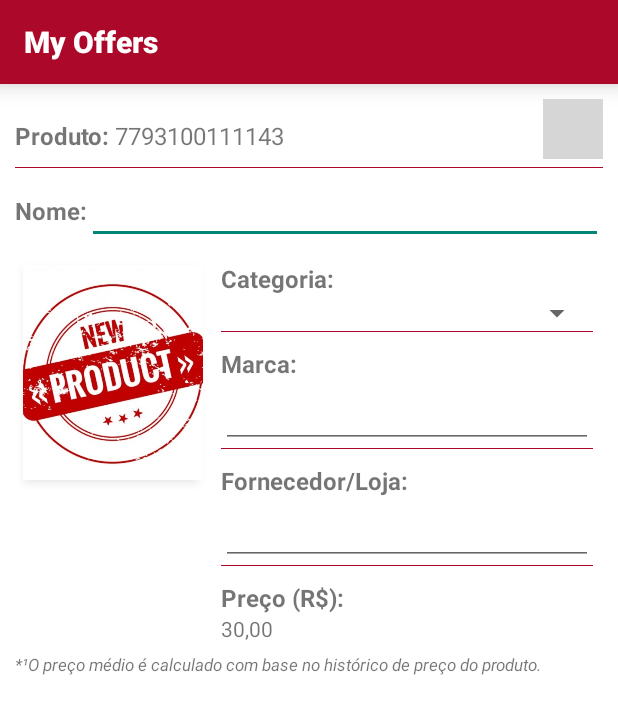
After one commit to rafaelbscit/myoffers, an Android app: the EditProductActivity screen opened directly, with no data from a screen before it, on a phone screen of 412 x 824 dp. The commit adds this screen. Shown: the top 714 px of the screen. Run offline under Robolectric (Android 15) with nearby library versions, the phone set to English and light mode, and no system bars; grey boxes are pictures that could not be loaded.

Commit message:
[rafaelbs] Add Activity Product

```diff
--- a/app/src/main/AndroidManifest.xml
+++ b/app/src/main/AndroidManifest.xml
@@ -11,10 +11,13 @@
         <activity android:name=".StartupActivity">
             <intent-filter>
                 <action android:name="android.intent.action.MAIN" />
+
                 <category android:name="android.intent.category.LAUNCHER" />
             </intent-filter>
         </activity>
-        <activity android:name=".MainActivity"></activity>
+        <activity android:name=".MainActivity" />
+        <activity android:name=".ProductActivity" />
+        <activity android:name=".EditProductActivity"></activity>
     </application>
 
 </manifest>
--- /dev/null
+++ b/app/src/main/java/br/com/battista/myoffers/EditProductActivity.java
@@ -0,0 +1,16 @@
+package br.com.battista.myoffers;
+
+import android.os.Bundle;
+import android.support.v7.app.AppCompatActivity;
+import android.support.v7.widget.Toolbar;
+
+public class EditProductActivity extends AppCompatActivity {
+
+    @Override
+    protected void onCreate(Bundle savedInstanceState) {
+        super.onCreate(savedInstanceState);
+        setContentView(R.layout.activity_edit_product);
+
+        setSupportActionBar((Toolbar) findViewById(R.id.tlbApp));
+    }
+}
--- /dev/null
+++ b/app/src/main/res/layout/activity_edit_product.xml
@@ -0,0 +1,220 @@
+<?xml version="1.0" encoding="utf-8"?><?xml version="1.0" encoding="utf-8"?>
+<LinearLayout xmlns:android="http://schemas.android.com/apk/res/android"
+    xmlns:app="http://schemas.android.com/apk/res-auto"
+    xmlns:tools="http://schemas.android.com/tools"
+    android:layout_width="match_parent"
+    android:layout_height="match_parent"
+    android:background="#FFFFFF"
+    android:orientation="vertical"
+    android:padding="0dp"
+    tools:context="br.com.battista.myoffers.EditProductActivity">
+
+    <android.support.v7.widget.Toolbar
+        android:id="@+id/tlbApp"
+        android:layout_width="match_parent"
+        android:layout_height="?attr/actionBarSize"
+        android:background="@color/colorPrimaryDark"
+        android:elevation="10dp"
+        app:titleTextAppearance="@style/Toolbar.TitleText" />
+
+    <LinearLayout
+        android:layout_width="match_parent"
+        android:layout_height="wrap_content"
+        android:orientation="vertical"
+        android:padding="10dp">
+
+        <LinearLayout
+            android:layout_width="match_parent"
+            android:layout_height="wrap_content"
+            android:orientation="horizontal">
+
+            <TextView
+                android:id="@+id/lblProduct"
+                android:layout_width="wrap_content"
+                android:layout_height="wrap_content"
+                android:layout_marginTop="13dp"
+                android:labelFor="@+id/lblCodeProduct"
+                android:text="@string/label_product"
+                android:textSize="16sp"
+                android:textStyle="bold" />
+
+            <TextView
+                android:id="@+id/lblCodeProduct"
+                android:layout_width="0dp"
+                android:layout_height="wrap_content"
+                android:layout_marginLeft="5px"
+                android:layout_marginTop="13dp"
+                android:layout_weight="1"
+                android:text="7793100111143"
+                android:textSize="16sp" />
+
+            <ImageButton
+                android:id="@+id/btnAddProduct"
+                android:layout_width="40dp"
+                android:layout_height="40dp"
+                android:scaleType="centerCrop"
+                android:src="@drawable/btn_add_product" />
+
+        </LinearLayout>
+
+        <View
+            android:layout_width="match_parent"
+            android:layout_height="1px"
+            android:layout_marginBottom="5dp"
+            android:layout_marginTop="5dp"
+            android:background="@color/colorPrimaryDark" />
+
+        <LinearLayout
+            android:layout_width="match_parent"
+            android:layout_height="wrap_content"
+            android:orientation="horizontal">
+
+            <TextView
+                android:layout_width="wrap_content"
+                android:layout_height="wrap_content"
+                android:labelFor="@+id/txtNameProduct"
+                android:text="@string/label_name_product"
+                android:textSize="16sp"
+                android:textStyle="bold" />
+
+            <EditText
+                android:id="@+id/txtNameProduct"
+                android:layout_width="0dp"
+                android:layout_height="wrap_content"
+                android:layout_weight="1"
+                android:inputType="textAutoComplete"
+                android:maxLength="50" />
+
+        </LinearLayout>
+
+        <TableLayout
+            android:id="@+id/tblProduct"
+            android:layout_width="match_parent"
+            android:layout_height="wrap_content">
+
+            <TableRow
+                android:layout_width="fill_parent"
+                android:layout_height="wrap_content"
+                android:layout_marginTop="5dp"
+                android:orientation="horizontal"
+                android:weightSum="3">
+
+                <RelativeLayout
+                    android:layout_width="0dp"
+                    android:layout_height="wrap_content"
+                    android:layout_margin="2dp"
+                    android:layout_weight="1">
+
+                    <ImageButton
+                        android:id="@+id/btnAddImgProduct"
+                        android:layout_width="fill_parent"
+                        android:layout_height="150dp"
+                        android:layout_margin="3dp"
+                        android:elevation="5dp"
+                        android:padding="3dp"
+                        android:scaleType="centerCrop"
+                        android:src="@drawable/new_product" />
+
+                </RelativeLayout>
+
+                <LinearLayout
+                    android:layout_width="0dp"
+                    android:layout_height="wrap_content"
+                    android:layout_margin="3dp"
+                    android:layout_weight="2"
+                    android:orientation="vertical"
+                    android:padding="3dp">
+
+                    <TextView
+                        android:layout_width="fill_parent"
+                        android:layout_height="wrap_content"
+                        android:labelFor="@+id/spnCategory"
+                        android:text="@string/label_category"
+                        android:textSize="16sp"
+                        android:textStyle="bold" />
+
+                    <Spinner
+                        android:id="@+id/spnCategory"
+                        android:layout_width="fill_parent"
+                        android:layout_height="wrap_content" />
+
+                    <View
+                        android:layout_width="match_parent"
+                        android:layout_height="1px"
+                        android:layout_marginBottom="10dp"
+                        android:background="@color/colorPrimaryDark" />
+
+                    <TextView
+                        android:layout_width="fill_parent"
+                        android:layout_height="wrap_content"
+                        android:labelFor="@+id/txtBrand"
+                        android:text="@string/label_brand"
+                        android:textSize="16sp"
+                        android:textStyle="bold" />
+
+                    <EditText
+                        android:id="@+id/txtBrand"
+                        android:layout_width="fill_parent"
+                        android:layout_height="wrap_content"
+                        android:inputType="textAutoComplete"
+                        android:maxLength="30" />
+
+                    <View
+                        android:layout_width="match_parent"
+                        android:layout_height="1px"
+                        android:layout_marginBottom="10dp"
+                        android:background="@color/colorPrimaryDark" />
+
+                    <TextView
+                        android:layout_width="fill_parent"
+                        android:layout_height="wrap_content"
+                        android:labelFor="@+id/txtVendor"
+                        android:text="@string/label_vendor"
+                        android:textSize="16sp"
+                        android:textStyle="bold" />
+
+                    <EditText
+                        android:id="@+id/txtVendor"
+                        android:layout_width="fill_parent"
+                        android:layout_height="wrap_content"
+                        android:inputType="textAutoComplete"
+                        android:maxLength="30" />
+
+                    <View
+                        android:layout_width="match_parent"
+                        android:layout_height="1px"
+                        android:layout_marginBottom="10dp"
+                        android:background="@color/colorPrimaryDark" />
+
+                    <TextView
+                        android:layout_width="fill_parent"
+                        android:layout_height="wrap_content"
+                        android:labelFor="@+id/txtPrice"
+                        android:text="@string/label_price"
+                        android:textSize="16sp"
+                        android:textStyle="bold" />
+
+                    <TextView
+                        android:id="@+id/txtPrice"
+                        android:layout_width="fill_parent"
+                        android:layout_height="wrap_content"
+                        android:inputType="numberDecimal"
+                        android:text="30,00" />
+
+                </LinearLayout>
+
+            </TableRow>
+
+        </TableLayout>
+
+        <TextView
+            android:layout_width="fill_parent"
+            android:layout_height="wrap_content"
+            android:layout_below="@id/tblProduct"
+            android:text="@string/label_desc_price"
+            android:textSize="11sp"
+            android:textStyle="italic" />
+
+    </LinearLayout>
+
+</LinearLayout>
--- a/app/src/main/res/values/colors.xml
+++ b/app/src/main/res/values/colors.xml
@@ -1,6 +1,6 @@
 <?xml version="1.0" encoding="utf-8"?>
 <resources>
-    <color name="colorPrimary">#b53f41</color>
+    <color name="colorPrimary">#c73c40</color>
     <color name="colorPrimaryDark">#ac0829</color>
     <color name="colorAccent">#FFFFFF</color>
 </resources>
--- a/app/src/main/res/values/strings.xml
+++ b/app/src/main/res/values/strings.xml
@@ -1,6 +1,22 @@
 <resources>
     <string name="app_name">My Offers</string>
     <string name="copyright">Battista Software @ 2016</string>
+    <string name="btn_start">Entre!!!</string>
     <string name="label_product">Produto:</string>
+    <string name="label_name_product">Nome:</string>
+    <string name="label_category">Categoria:</string>
+    <string name="label_vendor">Fornecedor/Loja:</string>
+    <string name="label_brand">Marca:</string>
+    <string name="label_price">Preço (R$):</string>
+    <string name="label_average_price">*¹Preço médio (R$):</string>
+    <string name="label_desc_price">*¹O preço médio é calculado com base no histórico de preço do produto.</string>
     <string name="label_last_products">Últimos produtos</string>
+    <string-array name="categories_array">
+        <item>Alimentos e Bebidas</item>
+        <item>Automóveis</item>
+        <item>Casa</item>
+        <item>Diversos</item>
+        <item>Eletrônicos</item>
+        <item>Esporte e Lazer</item>
+    </string-array>
 </resources>
```
Also changed, not shown: app/src/main/java/br/com/battista/myoffers/MainActivity.java (+15 -0 lines), app/src/main/java/br/com/battista/myoffers/ProductActivity.java (added, +16 -0 lines), app/src/main/java/br/com/battista/myoffers/StartupActivity.java (+12 -1 lines), app/src/main/java/br/com/battista/myoffers/task/StartupApp.java (+20 -0 lines), app/src/main/res/layout/activity_main.xml (+24 -7 lines), app/src/main/res/layout/activity_product.xml (added, +186 -0 lines), app/src/main/res/layout/activity_startup.xml (+13 -0 lines), app/src/main/res/drawable/new_product.jpg (added).
